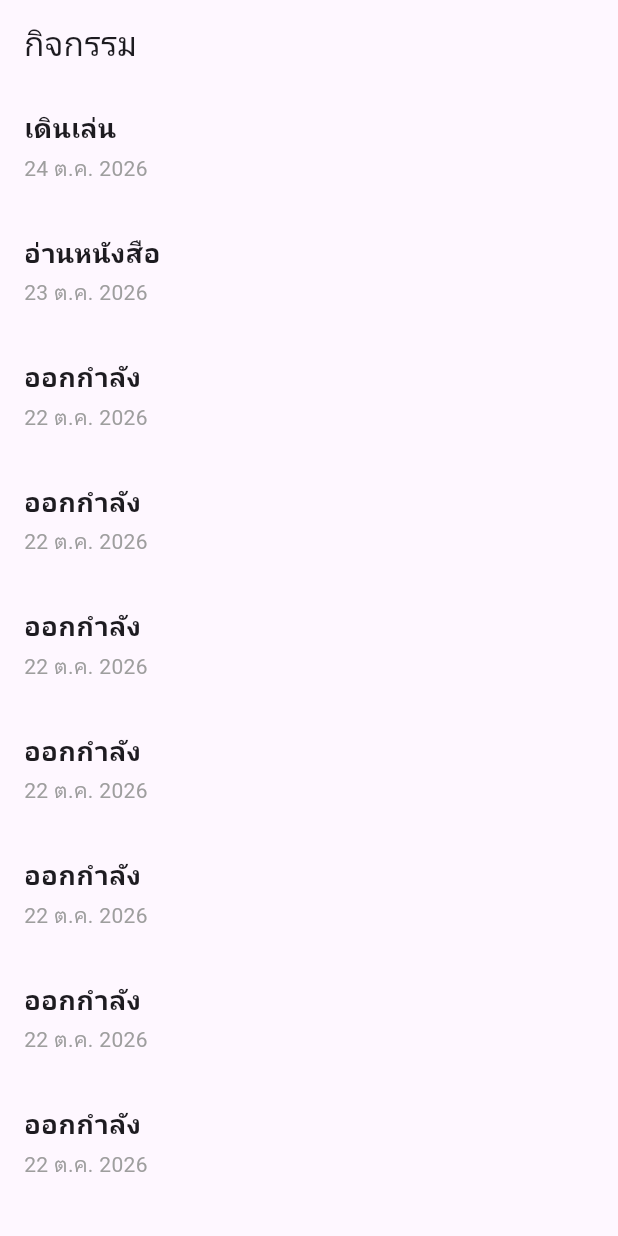
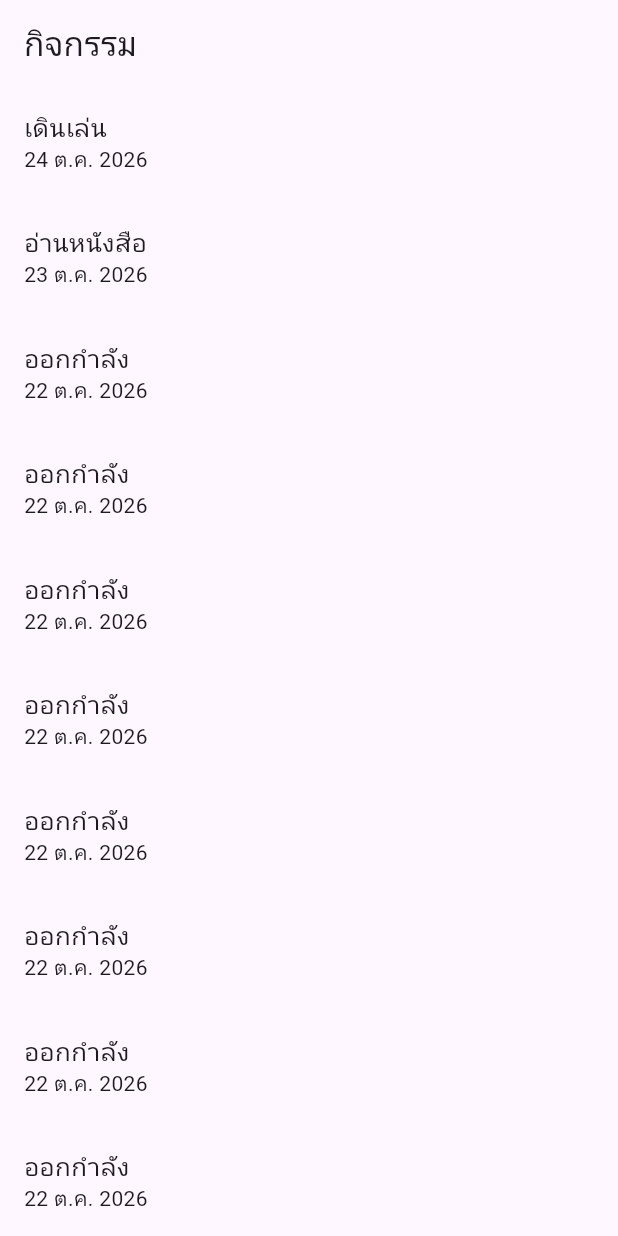
Before and after one commit to Mosuzzzz/activity_weather, a Flutter app: the screen it shows after launch, on a phone screen of 412 x 824 dp. Run offline on Flutter 3.47's test engine with Material 3 defaults, Android fonts, the phone set to English and light mode, and no system bars.

Commit message:
remoce increment fn and just add new activity

```diff
--- a/lib/screens/activity_list_page.dart
+++ b/lib/screens/activity_list_page.dart
@@ -1,4 +1,3 @@
-
 import 'package:flutter/material.dart';
 
 class ActivityListPage extends StatelessWidget {
@@ -19,18 +18,21 @@ class ActivityListPage extends StatelessWidget {
     {'title': 'ออกกำลัง', 'date': '22 ต.ค. 2026', 'detail': 'ยืดกล้ามเนื้อ'},
     {'title': 'ออกกำลัง', 'date': '22 ต.ค. 2026', 'detail': 'ยืดกล้ามเนื้อ'},
     {'title': 'ออกกำลัง', 'date': '22 ต.ค. 2026', 'detail': 'ยืดกล้ามเนื้อ'},
+    {'title': 'ออกกำลัง', 'date': '22 ต.ค. 2026', 'detail': 'ยืดกล้ามเนื้อ'},
+    {'title': 'ออกกำลัง', 'date': '22 ต.ค. 2026', 'detail': 'ยืดกล้ามเนื้อ'},
+    {
+      'title': 'การออกกำลังกาย เป็นกิจกรรมทางกายใด ๆ ก็ได้ที่เสริมหรือคงสภาพ สมรรถภาพทางกาย ความแข็งแรงและ สุขภาพ',
+      'date': '22 ต.ค. 2026',
+      'detail': 'ยืดกล้ามเนื้อ',
+    },
   ];
 
   @override
   Widget build(BuildContext context) {
     return Scaffold(
-      appBar: AppBar(
-        title: const Text('กิจกรรม'),
-      ),
+      appBar: AppBar(title: const Text('กิจกรรม')),
       body: activities.isEmpty
-          ? const Center(
-              child: Text('ยังไม่มีกิจกรรม'),
-            )
+          ? const Center(child: Text('ยังไม่มีกิจกรรม'))
           : ListView.builder(
               itemCount: activities.length,
               itemBuilder: (context, index) {
@@ -42,12 +44,8 @@ class ActivityListPage extends StatelessWidget {
                       context,
                       MaterialPageRoute<void>(
                         builder: (context) => Scaffold(
-                          appBar: AppBar(
-                            title: Text(item['title']!),
-                          ),
-                          body: Center(
-                            child: Text(item['detail']!),
-                          ),
+                          appBar: AppBar(title: Text(item['title']!)),
+                          body: Center(child: Text(item['detail']!)),
                         ),
                       ),
                     );
@@ -59,18 +57,9 @@ class ActivityListPage extends StatelessWidget {
                       children: [
                         Text(
                           item['title']!,
-                          style: const TextStyle(
-                            fontSize: 18,
-                            fontWeight: FontWeight.bold,
-                          ),
+                          style: const TextStyle(fontSize: 17),
                         ),
-                        const SizedBox(height: 4),
-                        Text(
-                          item['date']!,
-                          style: const TextStyle(
-                            color: Colors.grey,
-                          ),
-                        ),
+                        Text(item['date']!),
                       ],
                     ),
                   ),
```
Also changed, not shown: lib/main.dart (+1 -12 lines).
